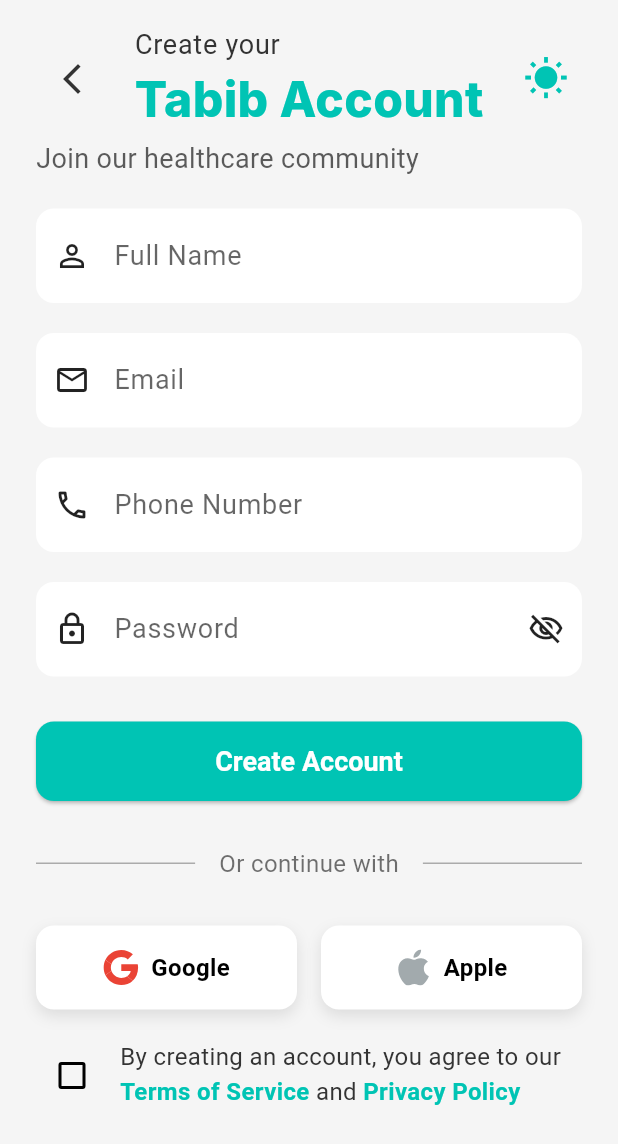
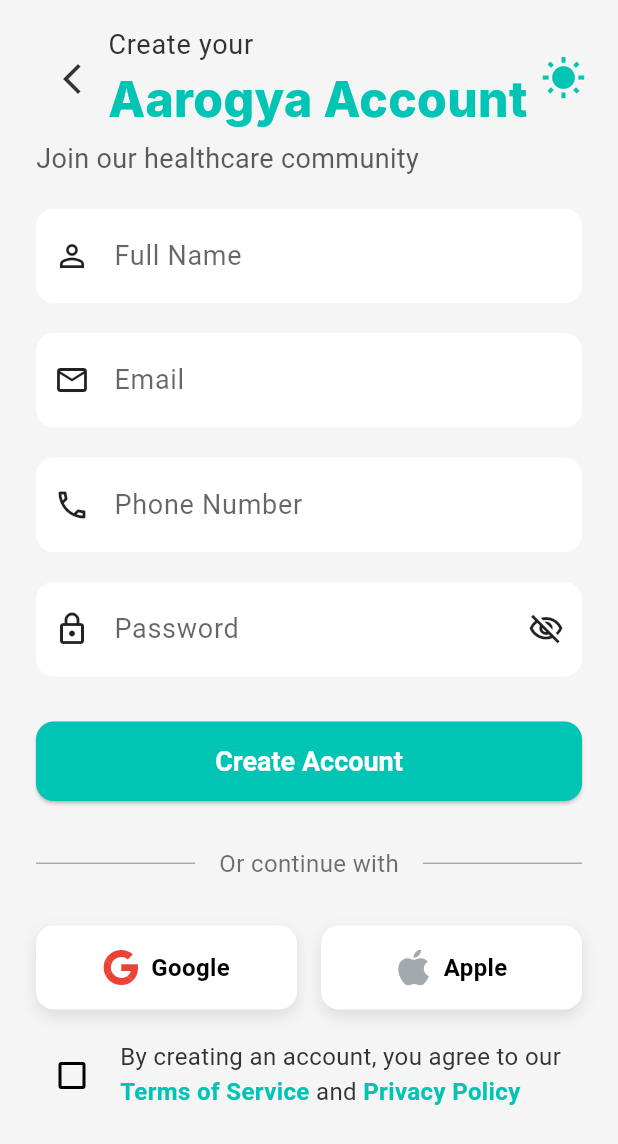
Before and after one commit to PuzzleHeaded-Look852/Aarogya, a Flutter app: the Signup screen opened directly, on a phone screen of 412 x 824 dp. Shown: the top 1144 px of the screen. Run offline on Flutter 3.47's test engine with Material 3 defaults, Android fonts, the phone set to English and light mode, and no system bars; our stand-ins replace cloud_firestore, firebase_auth, firebase_core, flutter_svg, google_fonts; accounts and stored records are empty; generated files the repository leaves out were written again; network calls fail.

Commit message:
Update signup.dart

```diff
--- a/tabib/lib/pages/signup.dart
+++ b/tabib/lib/pages/signup.dart
@@ -266,7 +266,7 @@ class _SignupState extends State<Signup> with SingleTickerProviderStateMixin {
                                 ),
                           ),
                           Text(
-                            "Tabib Account",
+                            "Aarogya Account",
                             style: GoogleFonts.inter(
                               fontSize: 32,
                               fontWeight: FontWeight.w800,
```
